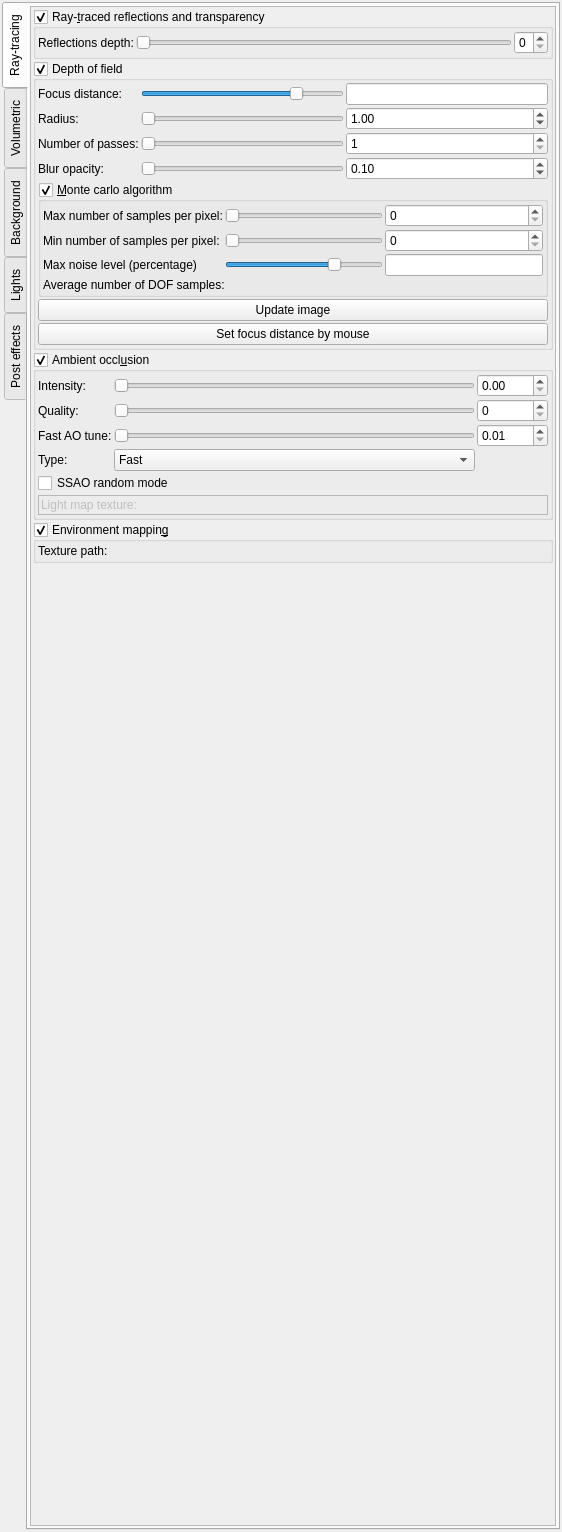
First picture: the form in mandelbulber2/qt/dock_effects.ui, repository buddhi1980/mandelbulber2, before the edit.
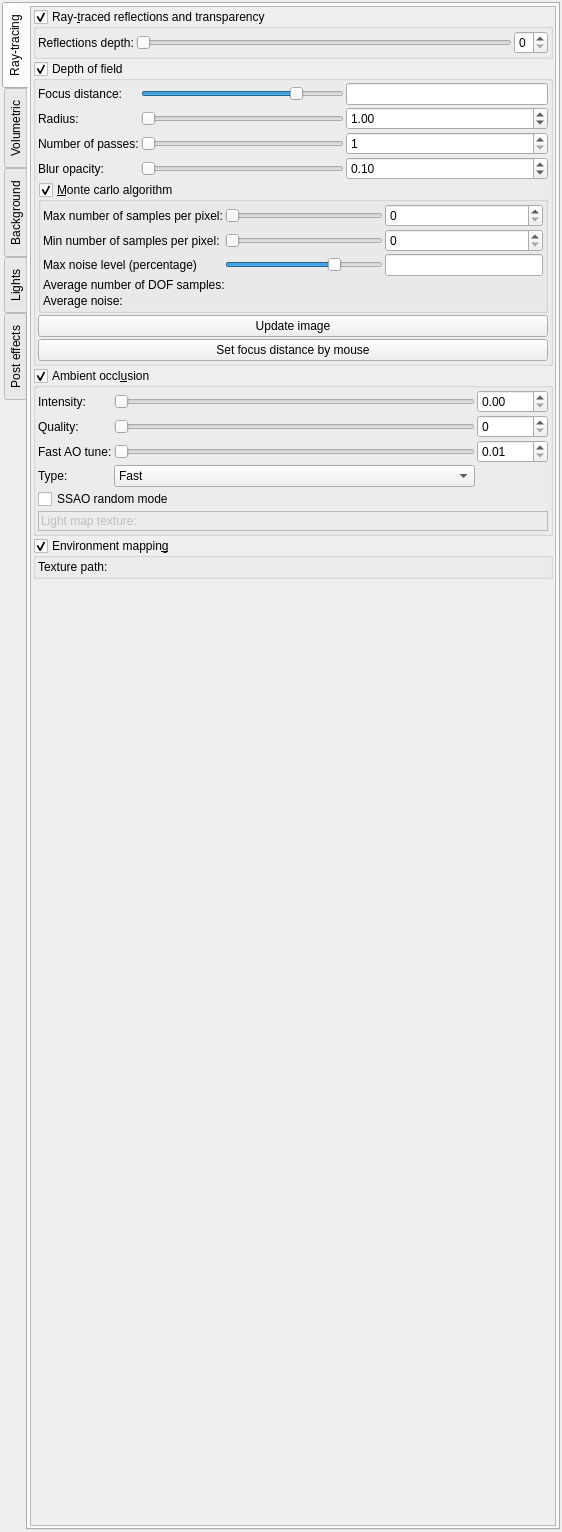
Second picture: the form after the edit. Icons and pictures are not drawn. Custom widgets are drawn as their Qt base class.

Commit message: Added noise statistics for MC DOF. Improved noise estimation in OpenCL DOF.

Diff of the .ui file:
```diff
--- a/mandelbulber2/qt/dock_effects.ui
+++ b/mandelbulber2/qt/dock_effects.ui
@@ -586,6 +586,13 @@
                      </property>
                     </widget>
                    </item>
+                   <item row="4" column="0" colspan="3">
+                    <widget class="QLabel" name="label_average_DOF_noise">
+                     <property name="text">
+                      <string>Average noise:</string>
+                     </property>
+                    </widget>
+                   </item>
                   </layout>
                  </item>
                 </layout>
```
Left out of the diff: 2 changed lines with no effect on the pictures. The commit also changes 9 other files.
